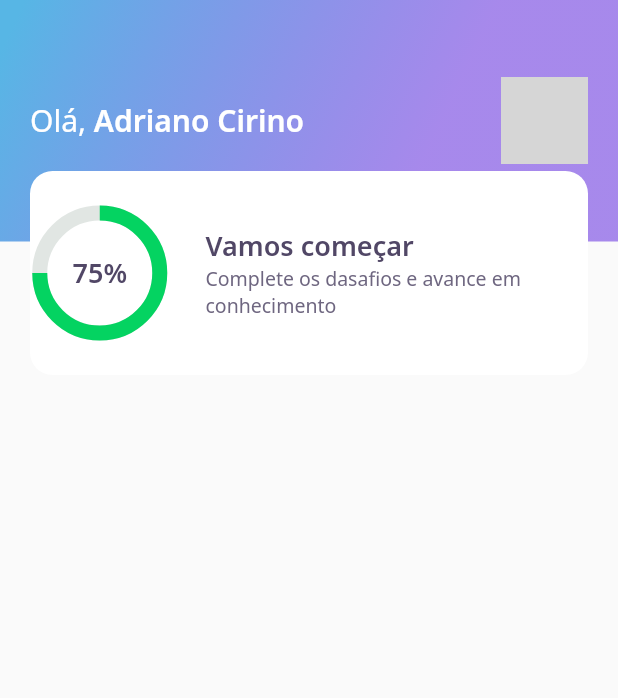
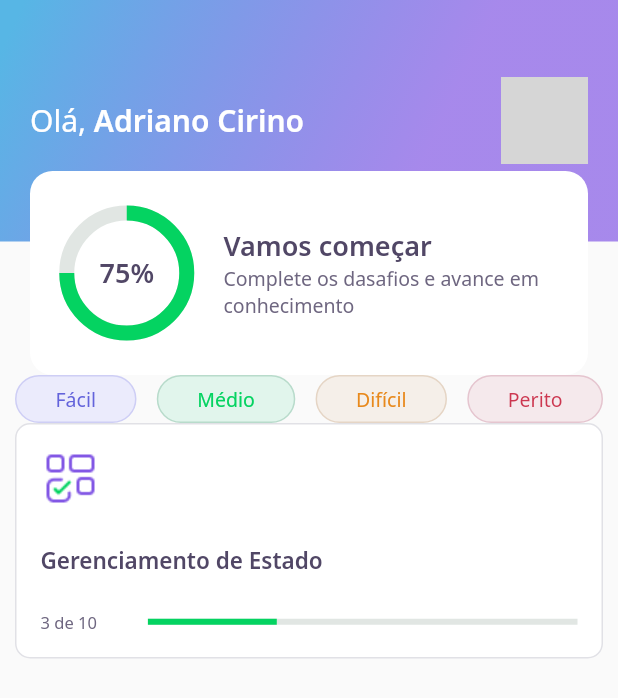
Before and after one commit to adrianocirino/devQuiz, a Flutter app: the screen it shows after launch, on a phone screen of 412 x 824 dp. Shown: the top 698 px of the screen. Run offline on Flutter 3.47's test engine with Material 2 defaults, Android fonts, the phone set to English and light mode, and no system bars; our stand-ins replace google_fonts; network calls fail; grey boxes are pictures that could not be loaded.

Commit message:
Criado Quiz card e levelButton

```diff
--- a/lib/core/app_widget.dart
+++ b/lib/core/app_widget.dart
@@ -1,5 +1,4 @@
 import 'package:dev_quiz/home/home_page.dart';
-import 'package:dev_quiz/splash/splas_page.dart';
 import 'package:flutter/material.dart';
 
 class AppWidget extends StatelessWidget {
--- a/lib/home/home_page.dart
+++ b/lib/home/home_page.dart
@@ -1,8 +1,11 @@
 import 'package:dev_quiz/home/widgets/appbar/app_bar_widget.dart';
+import 'package:dev_quiz/home/widgets/quiz_card/quiz_card.dart';
 import 'package:flutter/material.dart';
 
+import 'widgets/level_button/level_button_widget.dart';
+
 class HomePage extends StatefulWidget {
-  const HomePage({ Key? key }) : super(key: key);
+  const HomePage({Key? key}) : super(key: key);
 
   @override
   _HomePageState createState() => _HomePageState();
@@ -12,7 +15,31 @@ class _HomePageState extends State<HomePage> {
   @override
   Widget build(BuildContext context) {
     return Scaffold(
-      appBar: AppBarWidget(),
-    );
+        appBar: AppBarWidget(),
+        body: Padding(
+          padding: const EdgeInsets.symmetric(horizontal: 10),
+          child: Column(
+            children: [
+              Row(
+                mainAxisAlignment: MainAxisAlignment.spaceBetween,
+                children: [
+                  LevelButtonWidget(
+                    label: "Fácil",
+                  ),
+                  LevelButtonWidget(
+                    label: "Médio",
+                  ),
+                  LevelButtonWidget(
+                    label: "Difícil",
+                  ),
+                  LevelButtonWidget(
+                    label: "Perito",
+                  ),
+                ],
+              ),
+              QuizCardWidget()
+            ],
+          ),
+        ));
   }
 }
--- /dev/null
+++ b/lib/home/widgets/level_button/level_button_widget.dart
@@ -0,0 +1,58 @@
+import 'package:dev_quiz/core/app_colors.dart';
+import 'package:flutter/material.dart';
+import 'package:google_fonts/google_fonts.dart';
+
+class LevelButtonWidget extends StatelessWidget {
+
+  final String label;
+
+
+  LevelButtonWidget({Key? key, required this.label}) : assert(["Fácil", "Médio", "Difícil", "Perito"].contains(label)), super(key: key);
+
+  final config = {
+    "Fácil" : {
+      "color": AppColors.levelButtonFacil,
+      "borderColor": AppColors.levelButtonBorderFacil,
+      "fontColor": AppColors.levelButtonTextFacil
+    },
+    "Médio" : {
+      "color": AppColors.levelButtonMedio,
+      "borderColor": AppColors.levelButtonBorderMedio,
+      "fontColor": AppColors.levelButtonTextMedio
+    },
+    "Difícil" : {
+      "color": AppColors.levelButtonDificil,
+      "borderColor": AppColors.levelButtonBorderDificil,
+      "fontColor": AppColors.levelButtonTextDificil
+    },
+    "Perito" : {
+      "color": AppColors.levelButtonPerito,
+      "borderColor": AppColors.levelButtonBorderPerito,
+      "fontColor": AppColors.levelButtonTextPerito
+    },
+  };
+
+  Color get color => config[label]!['color']!;
+  Color get borderColor => config[label]!['borderColor']!;
+  Color get fontColor => config[label]!['fontColor']!;
+
+  @override
+  Widget build(BuildContext context) {
+    return Container(
+        decoration: BoxDecoration(
+            color: color,
+            border: Border.fromBorderSide(
+                BorderSide(color: borderColor)),
+            borderRadius: BorderRadius.circular(28)),
+        child: Padding(
+          padding: const EdgeInsets.symmetric(horizontal: 26, vertical: 6),
+          child: Text(
+            label,
+            style: GoogleFonts.notoSans(
+              color: fontColor,
+              fontSize: 13
+            ),
+          ),
+        ));
+  }
+}
--- /dev/null
+++ b/lib/home/widgets/quiz_card/quiz_card.dart
@@ -0,0 +1,51 @@
+import 'package:dev_quiz/core/app_colors.dart';
+import 'package:dev_quiz/core/app_images.dart';
+import 'package:dev_quiz/core/app_text_styles.dart';
+import 'package:flutter/material.dart';
+
+class QuizCardWidget extends StatelessWidget {
+  const QuizCardWidget({Key? key}) : super(key: key);
+
+  @override
+  Widget build(BuildContext context) {
+    return Container(
+      padding: EdgeInsets.all(16),
+      decoration: BoxDecoration(
+          border: Border.fromBorderSide(BorderSide(color: AppColors.border)),
+          color: AppColors.white,
+          borderRadius: BorderRadius.circular(10)),
+      child: Column(crossAxisAlignment: CrossAxisAlignment.start, children: [
+        Container(
+          width: 40,
+          height: 40,
+          child: Image.asset((AppImages.blocks)),
+        ),
+        SizedBox(height: 24),
+        Text(
+          "Gerenciamento de Estado",
+          style: AppTextStyles.heading15,
+        ),
+        SizedBox(height: 24),
+        Row(
+          children: [
+            Expanded(
+              flex: 1,
+              child: Text(
+                "3 de 10",
+                style: AppTextStyles.body11,
+              ),
+            ),
+            Expanded(
+              flex: 4,
+              child: LinearProgressIndicator(
+                  value: 0.3,
+                  backgroundColor: AppColors.chartSecondary,
+                  valueColor:
+                      AlwaysStoppedAnimation<Color>(AppColors.chartPrimary)),
+            )
+          ],
+        )
+      ]),
+    );
+  }
+}
--- a/lib/home/widgets/score_card/score_card_widget.dart
+++ b/lib/home/widgets/score_card/score_card_widget.dart
@@ -14,6 +14,8 @@ class ScoreCardWidget extends StatelessWidget {
         height: 136,
         decoration: BoxDecoration(
             color: AppColors.white, borderRadius: BorderRadius.circular(15)),
+        child: Padding(
+          padding: const EdgeInsets.symmetric(horizontal: 24),
           child: Row(
             crossAxisAlignment: CrossAxisAlignment.center,
             children: [
@@ -43,6 +45,7 @@ class ScoreCardWidget extends StatelessWidget {
             ],
           ),
         ),
+      ),
     );
   }
 }
```
Lines whose indentation alone changed are shown as unchanged.
